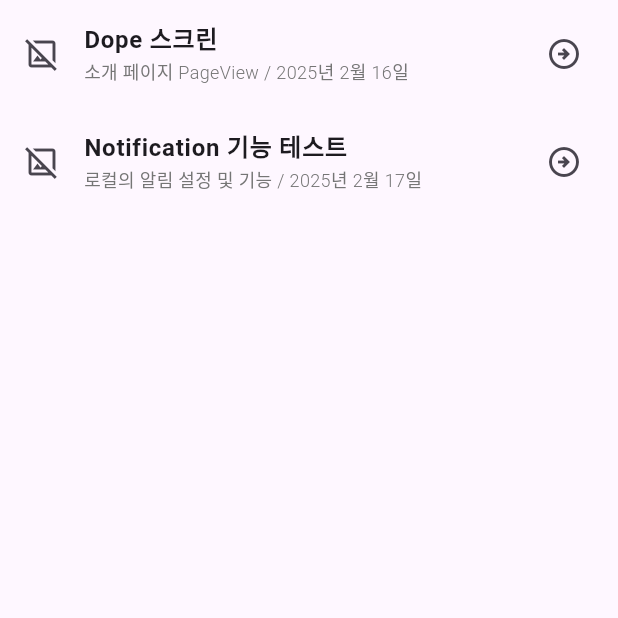
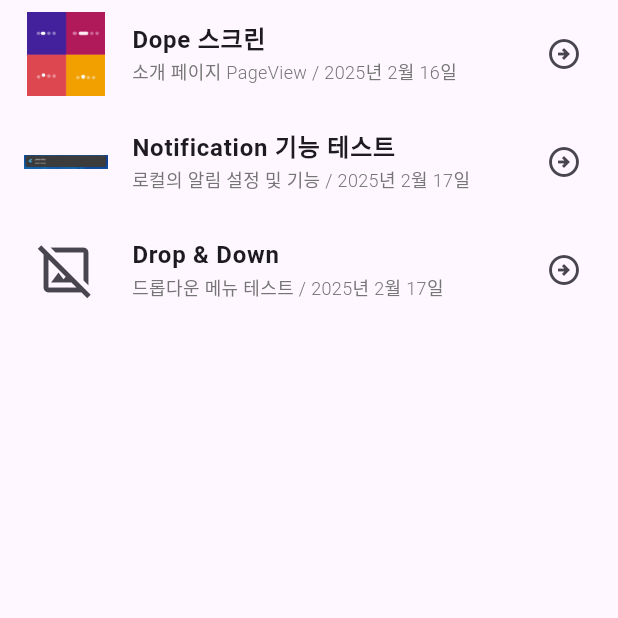
Before and after one commit to APP-iOS7/loud3, a Flutter app: the screen it shows after launch, on a phone screen of 412 x 824 dp, the top half of it. Run offline on Flutter 3.47's test engine with Material 3 defaults, Android fonts, the phone set to English and light mode, and no system bars; our stand-ins replace flutter_local_notifications, smooth_page_indicator.

Commit message:
이미지 추가 및 경로 설정

```diff
--- a/widgets_test/lib/listScreen.dart
+++ b/widgets_test/lib/listScreen.dart
@@ -23,8 +23,17 @@ class ListScreenPage extends StatelessWidget {
                 style: const TextStyle(fontWeight: FontWeight.bold),
               ),
               leading: data.imagePath == 'none'
-                  ? const Icon(Icons.image_not_supported_outlined)
-                  : const Text("이미지 잇음!!"),
+                  ? const AspectRatio(
+                      aspectRatio: 1,
+                      child: Icon(
+                        Icons.image_not_supported_outlined,
+                        size: 40,
+                      ),
+                    )
+                  : AspectRatio(
+                      aspectRatio: 1,
+                      child: Image.asset(data.imagePath),
+                    ),
               subtitle: Text(
                 "${data.subTitle} / ${data.createdAt.year}년 ${data.createdAt.month}월 ${data.createdAt.day}일",
                 style: TextStyle(
--- a/widgets_test/lib/main.dart
+++ b/widgets_test/lib/main.dart
@@ -1,4 +1,5 @@
 import 'package:flutter/material.dart';
+import 'package:widgets_test/compoenent/DropAndDown.dart';
 import 'package:widgets_test/compoenent/Notification.dart';
 import 'package:widgets_test/compoenent/dopeScreen.dart';
 import 'package:widgets_test/listScreen.dart';
@@ -12,12 +13,20 @@ final List<Listmodel> dataSet = [
     title: "Dope 스크린",
     subTitle: "소개 페이지 PageView",
     route: {'DopeScreen': (_) => const DopeScreen()},
+    imagePath: "assets/images/dopeImage.webp",
   ),
   Listmodel(
     createdAt: DateTime(2025, 2, 17),
     title: "Notification 기능 테스트",
     subTitle: "로컬의 알림 설정 및 기능",
     route: {'NotificationScreen': (_) => const NotificationScreen()},
+    imagePath: "assets/images/notificationImage.png",
+  ),
+  Listmodel(
+    createdAt: DateTime(2025, 2, 17),
+    title: "Drop & Down",
+    subTitle: "드롭다운 메뉴 테스트",
+    route: {'DropAndDownScreen': (_) => const DropAndDownScreen()},
   ),
 ];
 
--- a/widgets_test/pubspec.yaml
+++ b/widgets_test/pubspec.yaml
@@ -59,9 +59,8 @@ flutter:
   uses-material-design: true
 
   # To add assets to your application, add an assets section, like this:
-  # assets:
-  #   - images/a_dot_burr.jpeg
-  #   - images/a_dot_ham.jpeg
+  assets:
+    - assets/images/
 
   # An image asset can refer to one or more resolution-specific "variants", see
   # https://flutter.dev/to/resolution-aware-images
```
Also changed, not shown: widgets_test/assets/images/dopeImage.webp (added), widgets_test/assets/images/notificationImage.png (added).
